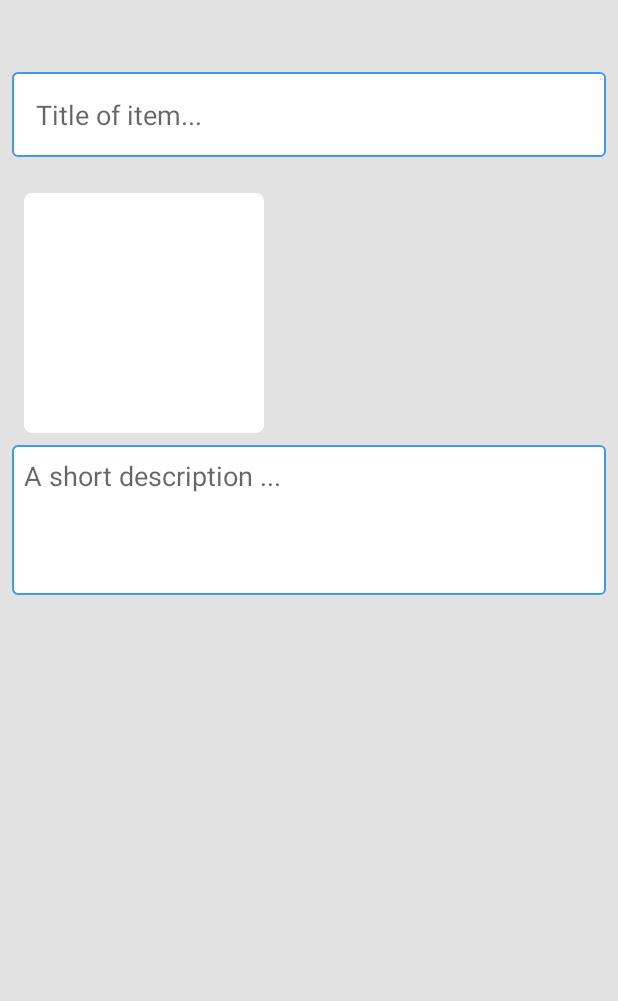
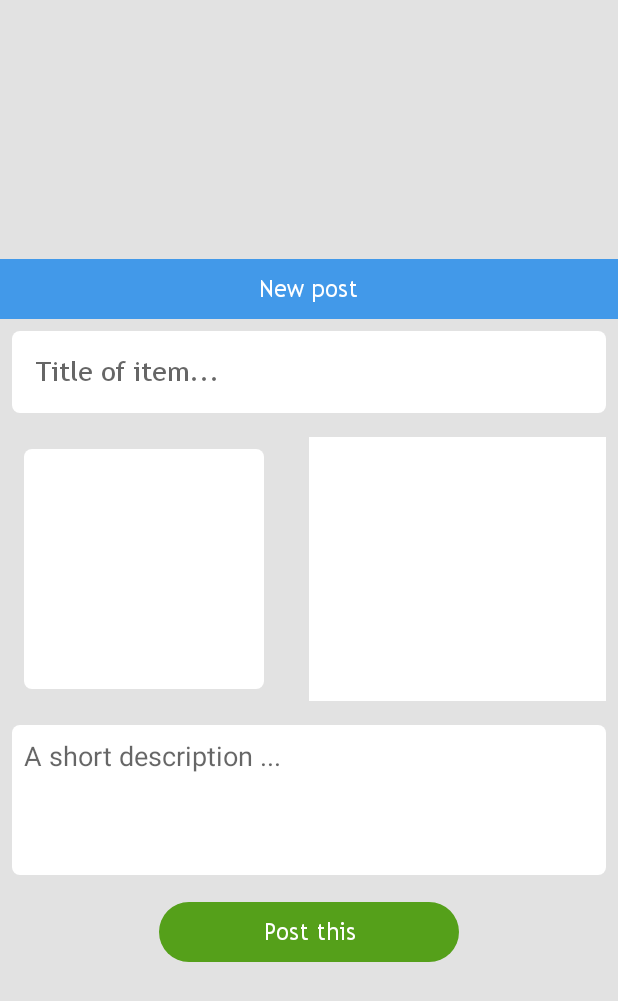
Before and after one commit to thanh-ha-van/pikerFree, an Android app: the NewPostActivity screen opened directly, with no data from a screen before it, on a phone screen of 412 x 824 dp. Shown: the top 1001 px of the screen. Run offline under Robolectric (Android 15) with nearby library versions, the phone set to English and light mode, and no system bars; our stand-ins replace ButterKnife; pictures from the network do not load.

Commit message:
update new post layout. add objects

```diff
--- a/app/src/main/res/layout/activity_new_post.xml
+++ b/app/src/main/res/layout/activity_new_post.xml
@@ -1,48 +1,75 @@
 <?xml version="1.0" encoding="utf-8"?>
 <ScrollView xmlns:android="http://schemas.android.com/apk/res/android"
-    xmlns:app="http://schemas.android.com/apk/res-auto"
     xmlns:tools="http://schemas.android.com/tools"
     android:layout_width="match_parent"
     android:layout_height="match_parent"
     android:background="@color/gray"
+    android:gravity="center_horizontal"
     android:orientation="vertical"
     tools:context=".activities.newPostActivity.NewPostActivity">
 
     <LinearLayout
         android:layout_width="match_parent"
         android:layout_height="wrap_content"
-        android:orientation="vertical"
-        android:padding="@dimen/layout_padding">
+        android:layout_gravity="center"
+        android:orientation="vertical">
 
-        <EditText
+        <LinearLayout
+            android:layout_width="match_parent"
+            android:layout_height="40dp"
+            android:background="@color/colorPrimary"
+            android:gravity="center">
+
+            <ha.thanh.pikerfree.customviews.CustomTextView
+                android:layout_width="wrap_content"
+                android:layout_height="wrap_content"
+                android:gravity="center"
+                android:text="@string/new_post"
+                android:textColor="@color/white"
+                android:textSize="16sp" />
+        </LinearLayout>
+
+        <ha.thanh.pikerfree.customviews.CustomEditText
             android:id="@+id/et_item_title"
             android:layout_width="match_parent"
             android:layout_height="wrap_content"
-            android:layout_marginTop="40dp"
-            android:background="@drawable/plate_border_blue_small_corner"
+            android:layout_margin="8dp"
+            android:background="@drawable/plate"
             android:hint="@string/title_of_item_hint"
             android:padding="@dimen/item_padding"
             android:textSize="18sp" />
 
         <android.support.v7.widget.RecyclerView
+            android:id="@+id/rv_images"
             android:layout_width="match_parent"
-            android:id="@+id/rv_images"
             android:layout_height="wrap_content"
-            android:layout_marginTop="@dimen/item_padding" />
+            android:layout_margin="8dp"
+            android:background="@color/white" />
 
         <EditText
             android:id="@+id/editText"
             android:layout_width="match_parent"
             android:layout_height="100dp"
-            android:padding="@dimen/item_padding_small"
+            android:layout_margin="8dp"
+            android:background="@drawable/plate"
             android:gravity="top"
             android:hint="@string/short_description"
-            android:background="@drawable/plate_border_blue_small_corner"
-            android:ems="10"
             android:inputType="textMultiLine"
-            app:layout_constraintLeft_toLeftOf="parent"
-            app:layout_constraintRight_toRightOf="parent"
-            app:layout_constraintTop_toBottomOf="@+id/imageView7" />
+            android:padding="@dimen/item_padding_small" />
+
+        <ha.thanh.pikerfree.customviews.CustomTextView
+            android:id="@+id/btn_sign_up"
+            android:layout_width="200dp"
+            android:layout_height="40dp"
+            android:layout_margin="10dp"
+            android:background="@drawable/plate_fill_green"
+            android:gravity="center"
+            android:text="@string/post"
+            android:layout_gravity="center"
+            android:textColor="@color/white"
+            android:textSize="16sp" />
+
     </LinearLayout>
 
+
 </ScrollView>
--- a/app/src/main/res/values/strings.xml
+++ b/app/src/main/res/values/strings.xml
@@ -33,5 +33,7 @@
     <!-- for status of post -->
 
     <string name="status_open">Opening</string>
+    <string name="post">Post this</string>
+    <string name="new_post">New post</string>
     <string name="status_close">Closed</string>
 </resources>
```
Also changed, not shown: app/src/main/java/ha/thanh/pikerfree/objects/Conversation.java (added, +43 -0 lines), app/src/main/java/ha/thanh/pikerfree/objects/Message.java (added, +31 -0 lines).
